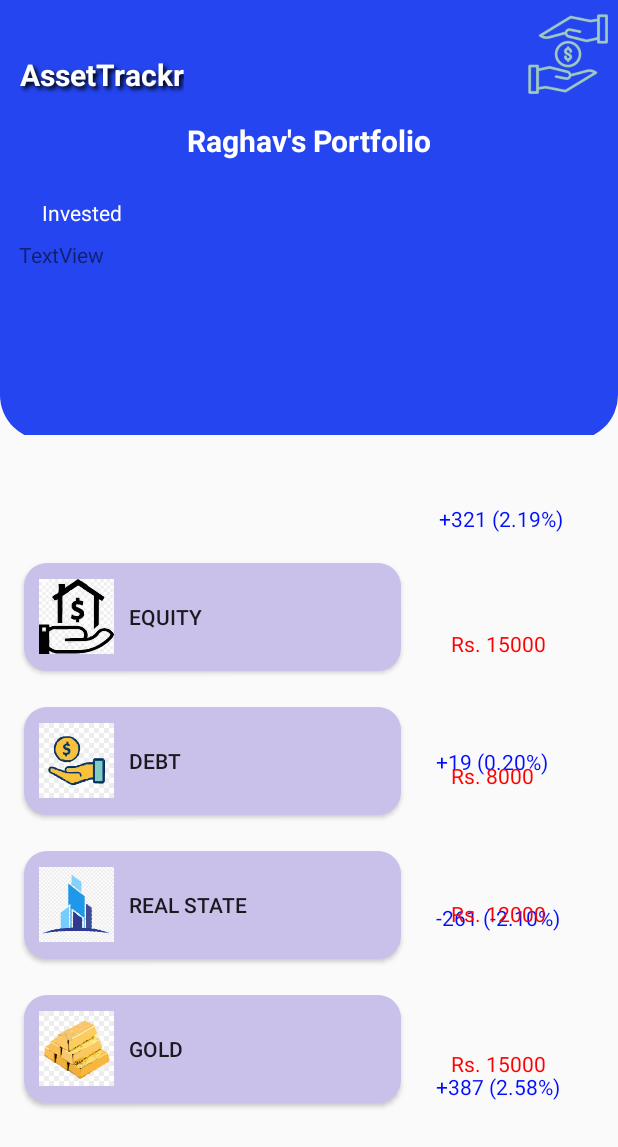
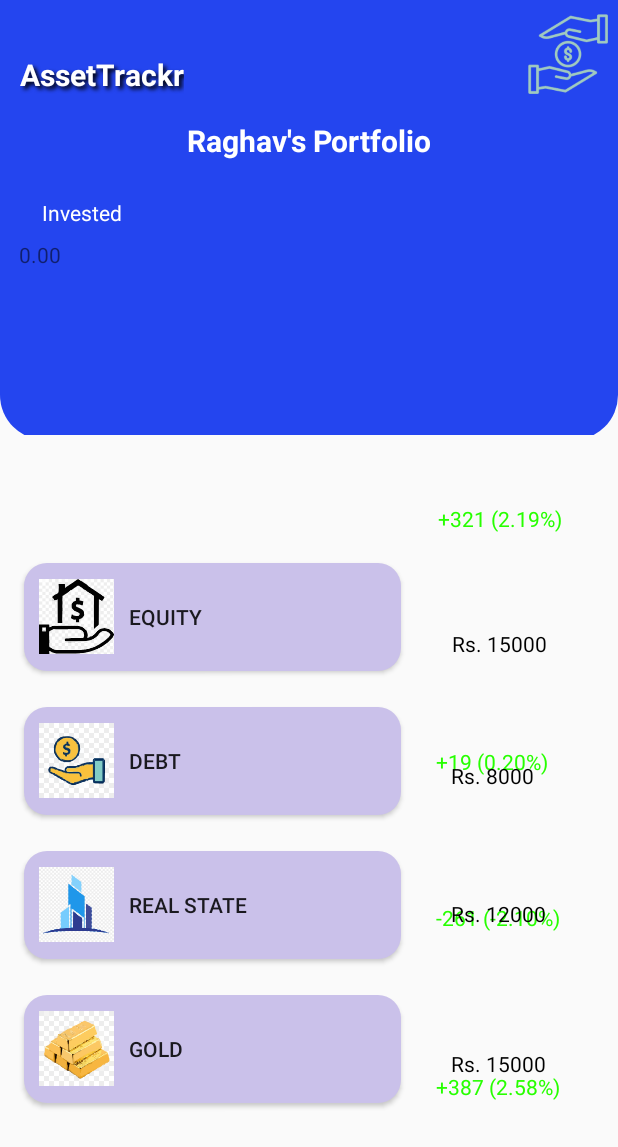
Before and after one commit to raghav-malik/investment-android-app, an Android app: the StocksActivity screen opened directly, with no data from a screen before it, on a phone screen of 412 x 824 dp. Shown: the top 1147 px of the screen. Run offline under Robolectric (Android 15) with nearby library versions, the phone set to English and light mode, and no system bars; 3 statements that could not run were skipped.

Commit message:
commit for raghav

```diff
--- a/app/src/main/java/com/example/assetracker/API/api.java
+++ b/app/src/main/java/com/example/assetracker/API/api.java
@@ -22,7 +22,7 @@ public class api {
     }
 
     private static String urlBuilder(String resource, String queryParams, String id) {
-        String baseUrl = "http://10.7.11.43:8000/api/" + resource + "/";
+        String baseUrl = "http://10.7.12.254:8000/api/" + resource + "/";
         if (queryParams != null && id != null) {
             throw new IllegalArgumentException("queryParams and id both cannot have value at the same time.");
         }
--- a/app/src/main/res/layout/activity_stocks.xml
+++ b/app/src/main/res/layout/activity_stocks.xml
@@ -152,11 +152,11 @@
 
     <TextView
         android:id="@+id/textViewEquityInvested"
-        android:layout_width="77dp"
-        android:layout_height="26dp"
+        android:layout_width="75dp"
+        android:layout_height="24dp"
         android:layout_marginTop="44dp"
         android:text="Rs. 15000"
-        android:textColor="#FF0000"
+        android:textColor="#000000"
         app:layout_constraintEnd_toEndOf="parent"
         app:layout_constraintHorizontal_bias="0.492"
         app:layout_constraintStart_toEndOf="@+id/btnEquity"
@@ -169,7 +169,7 @@
         android:layout_marginStart="20dp"
         android:text="+19 (0.20%)"
         android:textAlignment="center"
-        android:textColor="#000DFF"
+        android:textColor="#27FF00"
         app:layout_constraintBottom_toBottomOf="parent"
         app:layout_constraintStart_toEndOf="@+id/btndebt"
         app:layout_constraintTop_toTopOf="parent"
@@ -181,7 +181,7 @@
         android:layout_height="wrap_content"
         android:layout_marginTop="36dp"
         android:text="Rs. 8000"
-        android:textColor="#FF0000"
+        android:textColor="#000000"
         app:layout_constraintEnd_toEndOf="parent"
         app:layout_constraintHorizontal_bias="0.37"
         app:layout_constraintStart_toEndOf="@+id/btndebt"
@@ -194,7 +194,7 @@
         android:layout_marginEnd="32dp"
         android:text="-261 (-2.10%)"
         android:textAlignment="center"
-        android:textColor="#000DFF"
+        android:textColor="#27FF00"
         app:layout_constraintBottom_toBottomOf="parent"
         app:layout_constraintEnd_toEndOf="parent"
         app:layout_constraintTop_toTopOf="parent"
@@ -206,7 +206,7 @@
         android:layout_height="24dp"
         android:layout_marginTop="32dp"
         android:text="Rs. 12000"
-        android:textColor="#FF0000"
+        android:textColor="#000000"
         app:layout_constraintEnd_toEndOf="parent"
         app:layout_constraintHorizontal_bias="0.412"
         app:layout_constraintStart_toEndOf="@+id/btnrealestate"
@@ -218,7 +218,7 @@
         android:layout_height="32dp"
         android:layout_marginEnd="36dp"
         android:text="+387 (2.58%)"
-        android:textColor="#000DFF"
+        android:textColor="#27FF00"
         app:layout_constraintBottom_toBottomOf="parent"
         app:layout_constraintEnd_toEndOf="parent"
         app:layout_constraintTop_toTopOf="parent"
@@ -230,7 +230,7 @@
         android:layout_height="wrap_content"
         android:layout_marginTop="36dp"
         android:text="Rs. 15000"
-        android:textColor="#FF0000"
+        android:textColor="#000000"
         app:layout_constraintEnd_toEndOf="parent"
         app:layout_constraintHorizontal_bias="0.407"
         app:layout_constraintStart_toEndOf="@+id/btngold"
@@ -238,12 +238,12 @@
 
     <TextView
         android:id="@+id/textViewreturnsEquity"
-        android:layout_width="91dp"
-        android:layout_height="35dp"
+        android:layout_width="87dp"
+        android:layout_height="20dp"
         android:layout_marginTop="336dp"
         android:text="+321 (2.19%)"
         android:textAlignment="center"
-        android:textColor="#000DFF"
+        android:textColor="#27FF00"
         app:layout_constraintEnd_toEndOf="parent"
         app:layout_constraintHorizontal_bias="0.396"
         app:layout_constraintStart_toEndOf="@+id/btnEquity"
```
Also changed, not shown: app/src/main/java/com/example/assetracker/StocksActivity.java (+111 -3 lines).
